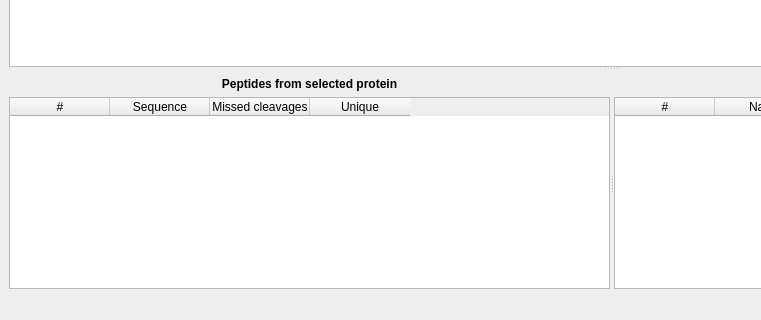
The window that ui/mainwindow.ui (jenche/ProteinDigester) describes before a commit, drawn with Qt 5; both pictures show x 0 to 761 and y 369 to 689 of the 1223 by 689 pixel window.
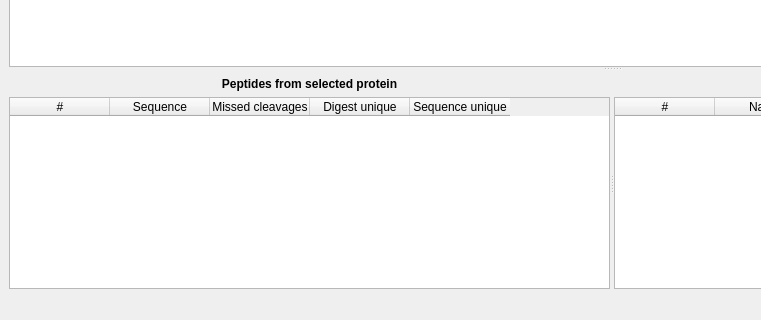
The same window after the commit. Icons and pictures are not drawn. Custom widgets are drawn as their Qt base class.

Commit message: Added a way to see if a digest peptide sequence can be found in another protein (see column "Sequence unique")

```diff
--- a/ui/mainwindow.ui
+++ b/ui/mainwindow.ui
@@ -343,7 +343,12 @@
               </column>
               <column>
                <property name="text">
-                <string>Unique</string>
+                                        <string>Digest unique</string>
+                                    </property>
+                                </column>
+                                <column>
+                                    <property name="text">
+                                        <string>Sequence unique</string>
                </property>
               </column>
              </widget>
```
Left out of the diff: 7 changed lines with no effect on the pictures. Lines whose indentation alone changed are shown as unchanged. The commit also changes 4 other files.
